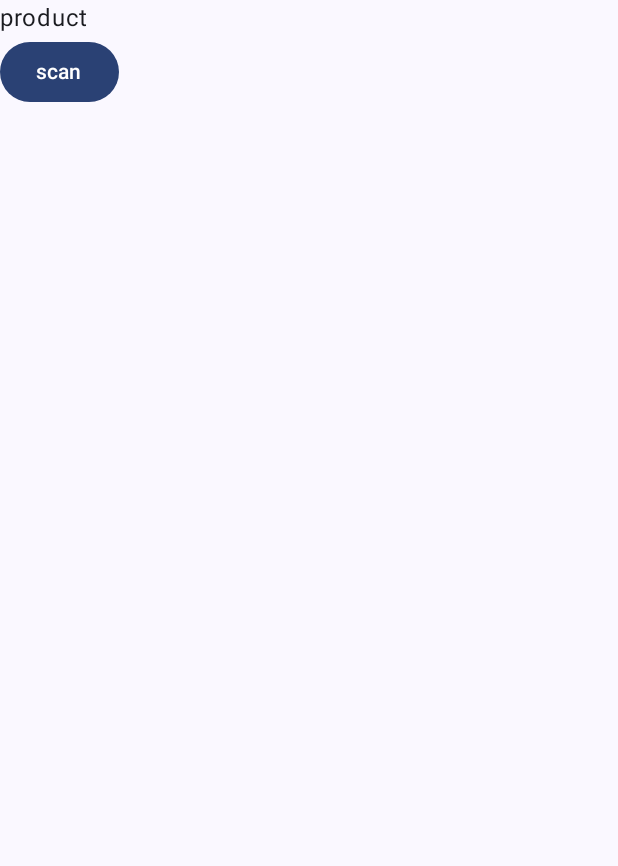
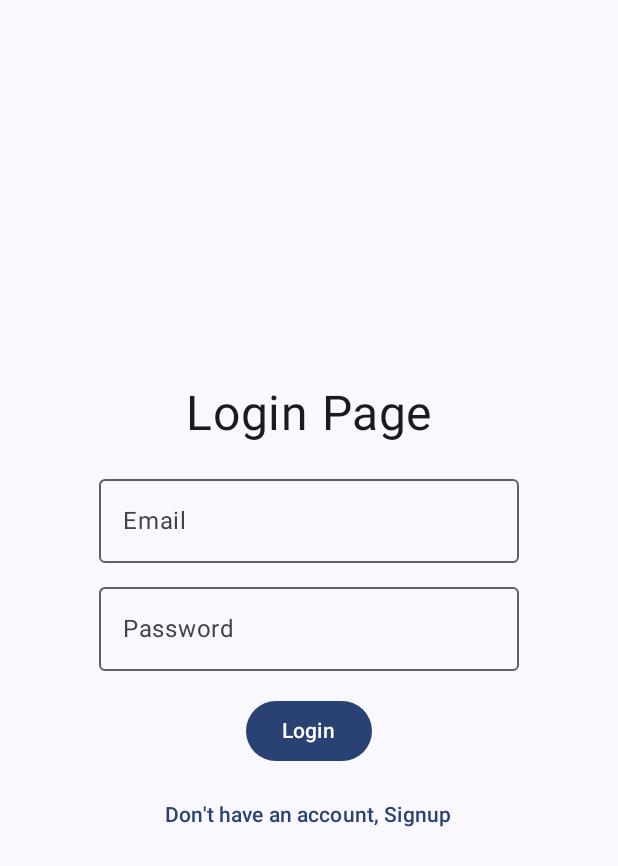
Before and after one commit to abdo1salah/medical_reiminder, an Android app built with Jetpack Compose: the screen it shows after launch (MainActivity), on a phone screen of 412 x 824 dp. Shown: the top 866 px of the screen. Run offline under Robolectric (Android 15) with nearby library versions, the phone set to English and light mode, and no system bars; our stand-ins replace Firebase (no records; nobody signed in at launch, a user with empty details on screens opened directly).

Commit message:
login screen

```diff
--- a/app/src/main/java/com/example/medicalreiminder/presentation/LoginScreen.kt
+++ b/app/src/main/java/com/example/medicalreiminder/presentation/LoginScreen.kt
@@ -1 +1,100 @@
 package com.example.medicalreiminder.presentation
+
+import android.widget.Toast
+import androidx.compose.foundation.layout.Arrangement
+import androidx.compose.foundation.layout.Column
+import androidx.compose.foundation.layout.Spacer
+import androidx.compose.foundation.layout.fillMaxSize
+import androidx.compose.foundation.layout.height
+import androidx.compose.foundation.layout.padding
+import androidx.compose.material3.Button
+import androidx.compose.material3.CircularProgressIndicator
+import androidx.compose.material3.LinearProgressIndicator
+import androidx.compose.material3.OutlinedTextField
+import androidx.compose.material3.Text
+import androidx.compose.material3.TextButton
+import androidx.compose.runtime.Composable
+import androidx.compose.runtime.LaunchedEffect
+import androidx.compose.runtime.getValue
+
+import androidx.compose.runtime.mutableStateOf
+import androidx.compose.runtime.remember
+import androidx.compose.runtime.setValue
+import androidx.compose.ui.Alignment
+import androidx.compose.ui.Modifier
+import androidx.compose.ui.platform.LocalContext
+import androidx.compose.ui.unit.dp
+import androidx.compose.ui.unit.sp
+import androidx.navigation.NavController
+import com.example.medicalreiminder.viewModels.AuthenticationViewModel
+
+
+@Composable
+fun LoginPage(
+    modifier: Modifier = Modifier,
+    authViewModel: AuthenticationViewModel,
+    onLogIn: () -> Unit,
+    onSignUp: () -> Unit
+) {
+
+    var email by remember {
+        mutableStateOf("")
+    }
+    var password by remember {
+        mutableStateOf("")
+    }
+    val authState = authViewModel.auth
+    val context = LocalContext.current
+    Column(
+        modifier = modifier.fillMaxSize(),
+        verticalArrangement = Arrangement.Center,
+        horizontalAlignment = Alignment.CenterHorizontally
+    ) {
+        Text(text = "Login Page", fontSize = 32.sp)
+        Spacer(modifier = Modifier.height(16.dp))
+
+        OutlinedTextField(
+            value = email,
+            onValueChange = {
+                email = it
+            },
+            label = {
+                Text(text = "Email")
+            }
+        )
+        Spacer(modifier = Modifier.height(8.dp))
+
+        OutlinedTextField(
+            value = password,
+            onValueChange = {
+                password = it
+            },
+            label = {
+                Text(text = "Password")
+            }
+        )
+        Spacer(modifier = Modifier.height(16.dp))
+
+        Button(onClick = {
+            authViewModel.login(email, password, context) { state, message ->
+                if (state) {
+                    onLogIn()
+                } else {
+                    Toast.makeText(context, message, Toast.LENGTH_SHORT).show()
+                }
+            }
+        }
+        ) {
+            Text(text = "Login")
+        }
+        Spacer(modifier = Modifier.height(8.dp))
+
+        TextButton(onClick = {
+            onSignUp()
+        }) {
+            Text(text = "Don't have an account, Signup")
+        }
+
+    }
+
+}
--- a/app/src/main/java/com/example/medicalreiminder/presentation/Navigation.kt
+++ b/app/src/main/java/com/example/medicalreiminder/presentation/Navigation.kt
@@ -12,6 +12,7 @@ import androidx.navigation.compose.NavHost
 import androidx.navigation.compose.composable
 import androidx.navigation.compose.rememberNavController
 import androidx.navigation.toRoute
+import com.example.medicalreiminder.viewModels.AuthenticationViewModel
 import com.example.medicalreiminder.viewModels.ReminderViewModel
 import kotlinx.serialization.Serializable
 
@@ -35,16 +36,20 @@ fun Navigation(
     appContext: Application
 ) {
 
-    NavHost(navController = navController, startDestination = Authentication) {
+    NavHost(navController = navController, startDestination = SignIn) {
+        val authenticationViewModel = AuthenticationViewModel()
         composable<Authentication> {
 
             val viewModel = ReminderViewModel(appContext)
+
             auth(modifier, viewModel) {
                 navController.navigate(route = SignIn)
             }
         }
         composable<SignIn> {
-            signin(modifier) {
+            LoginPage(modifier, authenticationViewModel, {
+                navController.navigate(route = Main)
+            }) {
                 navController.navigate(route = SignUp)
             }
         }
```
Also changed, not shown: app/src/main/java/com/example/medicalreiminder/viewModels/AuthenticationViewModel.kt (+6 -2 lines).
